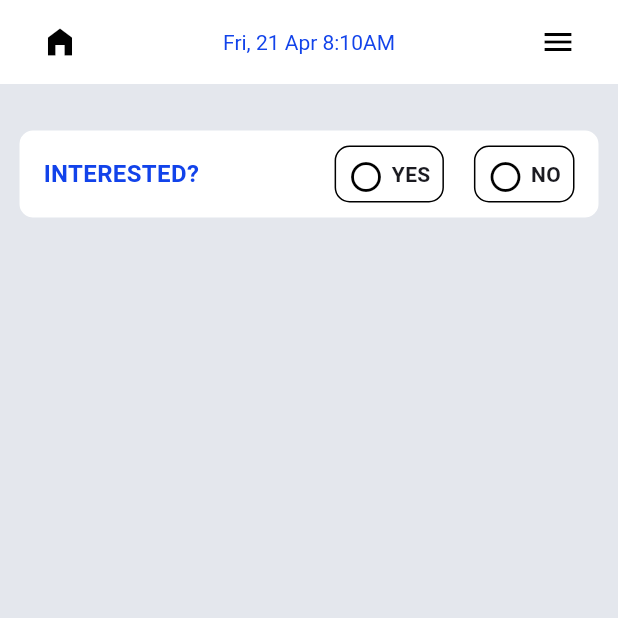
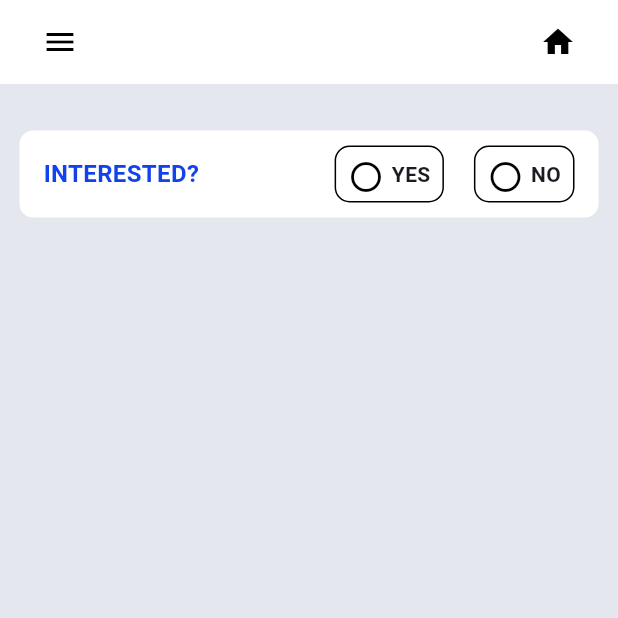
Before and after one commit to digrase008/myPheonix, a Flutter app: the IntrestedLanding screen opened directly, on a phone screen of 412 x 824 dp, the top half of it. Run offline on Flutter 3.47's test engine with Material 3 defaults, Android fonts, the light colour scheme and no system bars; our stand-ins replace file_picker, image_picker, permission_handler, sqflite; accounts and stored records are empty.

Commit message:
added meu bar on left side and home on right

```diff
--- a/lib/MyAppBar.dart
+++ b/lib/MyAppBar.dart
@@ -19,23 +19,16 @@ class MyAppBar extends StatelessWidget implements PreferredSizeWidget {
         children: [
           IconButton(
             icon: const Icon(
-              Icons.home_filled,
+              Icons.menu,
               color: Colors.black,
             ),
             onPressed: () {
               // Implement action for the home button here
             },
           ),
-          const Text(
-            'Fri, 21 Apr 8:10AM',
-            style: TextStyle(
-              color: AppColors.primaryColor,
-              fontSize: 14,
-            ),
-          ),
           PopupMenuButton(
             icon: const Icon(
-              Icons.menu,
+              Icons.home,
               color: Colors.black,
             ),
             onSelected: (value) {
```
